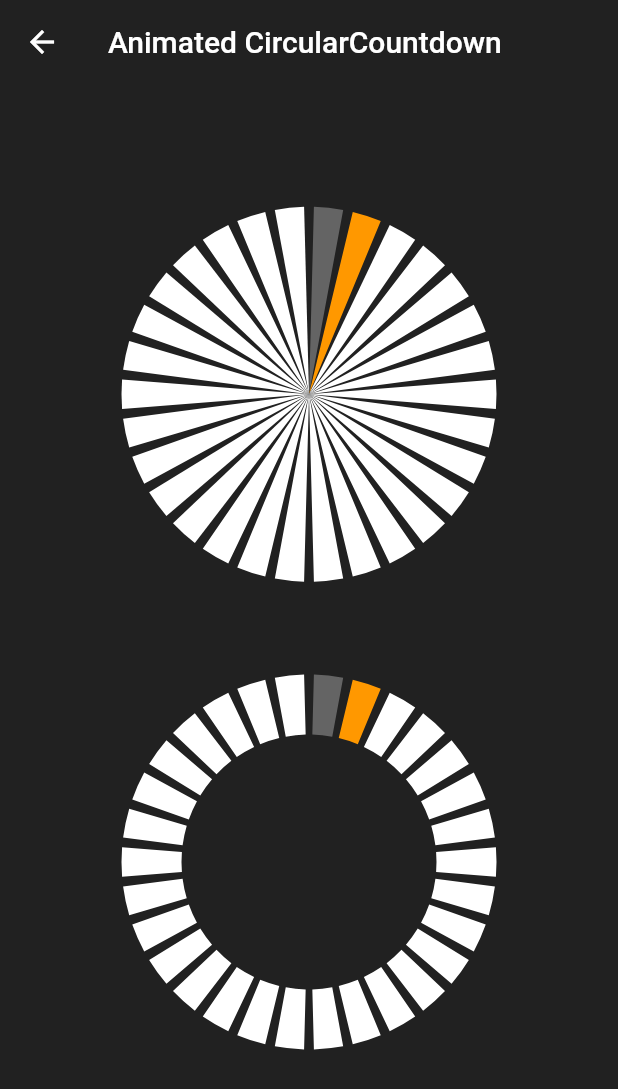
After one commit to MattisBrizard/circular_countdown, a Flutter app: the screen it shows after launch, after a tap on "Animated CircularCountdown", on a phone screen of 412 x 824 dp. The commit adds this screen. Shown: the top 1089 px of the screen. Run offline on Flutter 3.47's test engine with Material 2 defaults, Android fonts, the phone set to English and light mode, and no system bars.

Commit message:
updated example

```diff
--- /dev/null
+++ b/example/lib/animated_countdown.dart
@@ -0,0 +1,71 @@
+import 'dart:async';
+
+import 'package:flutter/material.dart';
+import 'package:circular_countdown/circular_countdown.dart';
+
+class AnimatedCountdownPage extends StatelessWidget {
+  @override
+  Widget build(BuildContext context) {
+    return Scaffold(
+      appBar: AppBar(
+        title: Text('Animated CircularCountdown'),
+        backgroundColor: Colors.transparent,
+        elevation: 0,
+      ),
+      backgroundColor: Colors.grey[900],
+      body: Center(
+        child: Column(
+          mainAxisAlignment: MainAxisAlignment.spaceEvenly,
+          children: <Widget>[
+            _AnimatedCountdown(strokeWidth: 125),
+            _AnimatedCountdown(strokeWidth: 40),
+          ],
+        ),
+      ),
+    );
+  }
+}
+
+class _AnimatedCountdown extends StatefulWidget {
+  const _AnimatedCountdown({Key key, this.strokeWidth}) : super(key: key);
+  final double strokeWidth;
+
+  @override
+  _AnimatedCountdownState createState() => _AnimatedCountdownState();
+}
+
+class _AnimatedCountdownState extends State<_AnimatedCountdown> {
+  final totalSeconds = 30;
+  int seconds;
+  Timer timer;
+
+  @override
+  void initState() {
+    seconds = totalSeconds;
+    timer = Timer.periodic(Duration(seconds: 1), (Timer t) {
+      if (--seconds == 0) {
+        timer.cancel();
+      }
+      setState(() {});
+    });
+    super.initState();
+  }
+
+  @override
+  void dispose() {
+    timer.cancel();
+    super.dispose();
+  }
+
+  @override
+  Widget build(BuildContext context) {
+    return CircularCountdown(
+      diameter: 250,
+      countdownTotal: totalSeconds,
+      countdownRemaining: seconds,
+      countdownCurrentColor: Colors.orange,
+      gapFactor: 4,
+      strokeWidth: widget.strokeWidth,
+    );
+  }
+}
--- a/example/lib/main.dart
+++ b/example/lib/main.dart
@@ -1,5 +1,7 @@
+import 'package:example/animated_countdown.dart';
+import 'package:example/static_countdown.dart';
+import 'package:flutter/material.dart';
 import 'package:circular_countdown/circular_countdown.dart';
-import 'package:flutter/material.dart';
 
 void main() => runApp(MyApp());
 
@@ -19,20 +21,31 @@ class MyHomePage extends StatelessWidget {
   Widget build(BuildContext context) {
     return Scaffold(
       appBar: AppBar(
-        title: Text('CircularCountdown'),
+        title: Text('CircularCountdown Example'),
         backgroundColor: Colors.transparent,
         elevation: 0,
       ),
       backgroundColor: Colors.grey[900],
       body: Center(
         child: Column(
-          mainAxisAlignment: MainAxisAlignment.spaceEvenly,
+          mainAxisAlignment: MainAxisAlignment.center,
           children: <Widget>[
-            CircularCountdown(
-              diameter: 250,
-              countdownTotal: 10,
-              countdownRemaining: 7,
+            RaisedButton(
+              child: Text('Static CircularCountdown'),
+              onPressed: () => Navigator.of(context).push(
+                MaterialPageRoute(
+                  builder: (context) => StaticCountdownPage(),
+                ),
+              ),
             ),
+            RaisedButton(
+              child: Text('Animated CircularCountdown'),
+              onPressed: () => Navigator.of(context).push(
+                MaterialPageRoute(
+                  builder: (context) => AnimatedCountdownPage(),
+                ),
+              ),
+            )
           ],
         ),
       ),
```
Also changed, not shown: example/lib/static_countdown.dart (added, +28 -0 lines).
